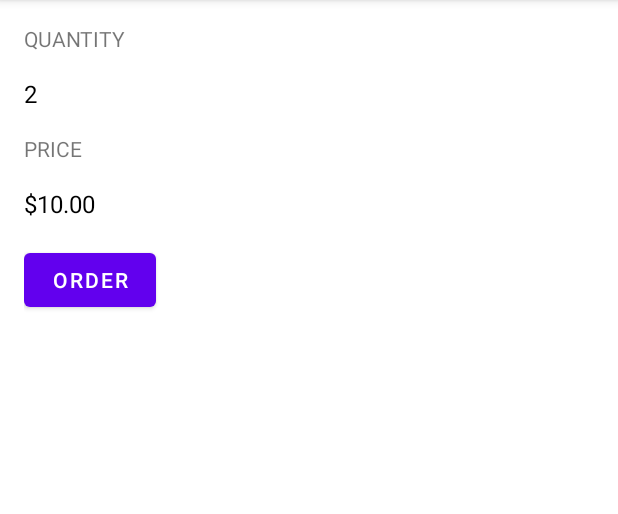
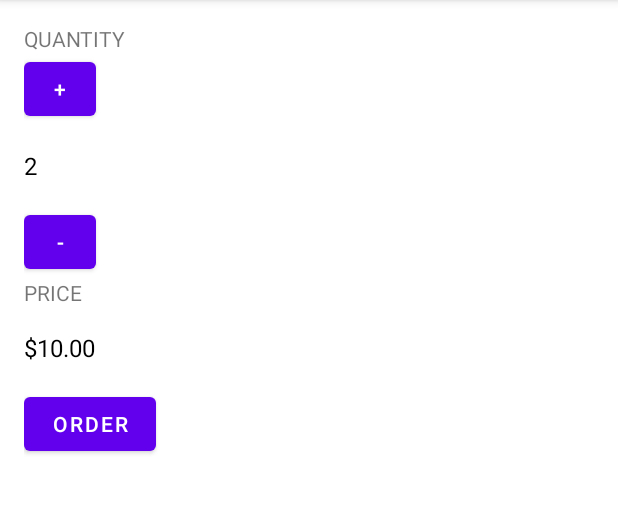
Before and after one commit to devkudasov/udacity_android_basics, an Android app: the screen it shows after launch (MainActivity), after a tap on "ORDER", on a phone screen of 412 x 824 dp, the part 84-598 px from its top. Run offline under Robolectric (Android 15) with nearby library versions, the phone set to English and light mode, and no system bars.

Commit message:
Add increment/decrement buttons and methods

```diff
--- a/JustJava/app/src/main/java/com/kudasov/dev/justjava/MainActivity.java
+++ b/JustJava/app/src/main/java/com/kudasov/dev/justjava/MainActivity.java
@@ -9,6 +9,7 @@ import androidx.appcompat.app.AppCompatActivity;
 import java.text.NumberFormat;
 
 public class MainActivity extends AppCompatActivity {
+    public int quantity = 2;
 
     @Override
     protected void onCreate(Bundle savedInstanceState) {
@@ -17,17 +18,27 @@ public class MainActivity extends AppCompatActivity {
     }
 
     public void submitOrder(View view) {
-        displayQuantity(2);
-        displayPrice(2 * 5);
+        displayQuantity();
+        displayPrice( 5);
     }
 
-    private void displayQuantity(int number) {
+    private void displayQuantity() {
         TextView quantityTextView = (TextView) findViewById(R.id.quantity_count);
-        quantityTextView.setText(getString(R.string.quantity, number));
+        quantityTextView.setText(getString(R.string.quantity, quantity));
     }
 
     private void displayPrice(int number) {
         TextView priceTextView = (TextView) findViewById(R.id.price_count);
-        priceTextView.setText(NumberFormat.getCurrencyInstance().format(number));
+        priceTextView.setText(NumberFormat.getCurrencyInstance().format((long) quantity * number));
+    }
+
+    public void increment(View view) {
+        quantity++;
+        displayQuantity();
+    }
+
+    public void decrement(View view) {
+        quantity--;
+        displayQuantity();
     }
 }
--- a/JustJava/app/src/main/res/layout/activity_main.xml
+++ b/JustJava/app/src/main/res/layout/activity_main.xml
@@ -16,16 +16,36 @@
         app:layout_constraintLeft_toLeftOf="parent"
         app:layout_constraintTop_toTopOf="parent" />
 
-    <TextView
-        android:id="@+id/quantity_count"
-        android:layout_width="wrap_content"
+    <LinearLayout
+        android:id="@+id/quantity_container"
+        android:layout_width="match_parent"
         android:layout_height="wrap_content"
-        android:paddingVertical="16dp"
-        android:text="@string/quantity_default"
-        android:textColor="@color/black"
-        android:textSize="16sp"
+        android:orientation="vertical"
         app:layout_constraintLeft_toLeftOf="parent"
-        app:layout_constraintTop_toBottomOf="@id/quantity" />
+        app:layout_constraintTop_toBottomOf="@id/quantity" >
+
+        <Button
+            android:layout_width="48dp"
+            android:layout_height="48dp"
+            android:text="@string/increment"
+            android:onClick="increment"/>
+
+        <TextView
+            android:id="@+id/quantity_count"
+            android:layout_width="wrap_content"
+            android:layout_height="wrap_content"
+            android:paddingVertical="16dp"
+            android:text="@string/quantity_default"
+            android:textColor="@color/black"
+            android:textSize="16sp" />
+
+        <Button
+            android:layout_width="48dp"
+            android:layout_height="48dp"
+            android:text="@string/decrement"
+            android:onClick="decrement"/>
+
+    </LinearLayout>
 
     <TextView
         android:id="@+id/price"
@@ -34,7 +54,7 @@
         android:text="@string/price_title"
         android:textAllCaps="true"
         app:layout_constraintLeft_toLeftOf="parent"
-        app:layout_constraintTop_toBottomOf="@id/quantity_count" />
+        app:layout_constraintTop_toBottomOf="@id/quantity_container" />
 
     <TextView
         android:id="@+id/price_count"
--- a/JustJava/app/src/main/res/values/strings.xml
+++ b/JustJava/app/src/main/res/values/strings.xml
@@ -1,10 +1,12 @@
 <resources>
     <string name="app_name">Just Java</string>
     <string name="quantity_title">Quantity</string>
-    <string name="quantity_default">0</string>
+    <string name="quantity_default">2</string>
     <string name="quantity">%1$d</string>
     <string name="button_text">Order</string>
     <string name="price_title">Price</string>
     <string name="price_default">0</string>
     <string name="price">%1$d</string>
+    <string name="increment">+</string>
+    <string name="decrement">-</string>
 </resources>
```
